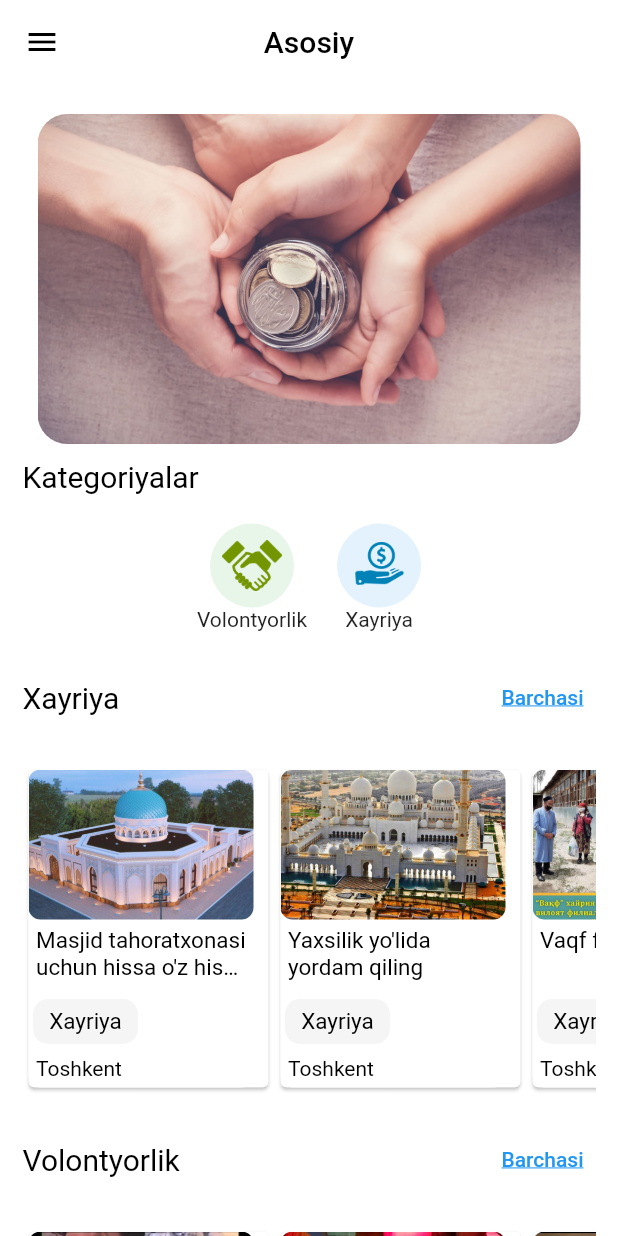
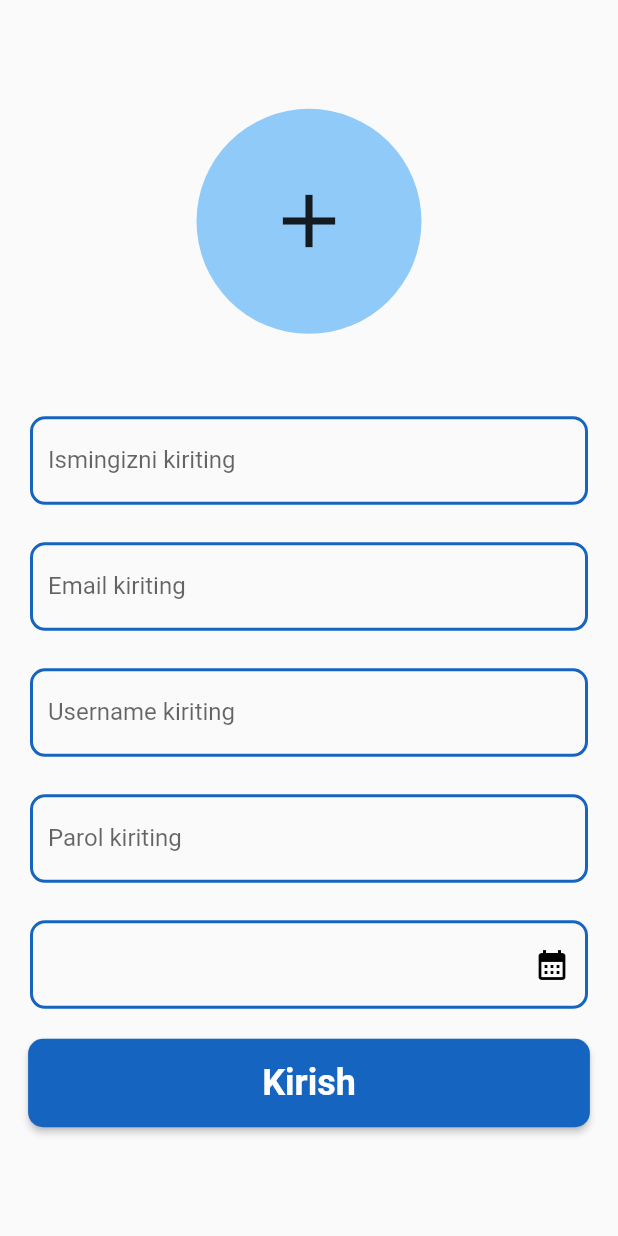
Before and after one commit to ArturSadulloyev/saxovat, a Flutter app: the screen it shows after launch, on a phone screen of 412 x 824 dp. Run offline on Flutter 3.47's test engine with Material 2 defaults, Android fonts, the phone set to English and light mode, and no system bars; our stand-ins replace firebase_auth, firebase_core, firebase_database, image_picker, mask_text_input_formatter; missing offline and left inert: firebase_auth_platform_interface, intro_screen_onboarding_flutter, swipe_image_gallery; accounts and stored records are empty.

Commit message:
10.25.2023 244

```diff
--- a/lib/app.dart
+++ b/lib/app.dart
@@ -1,10 +1,13 @@
 import 'package:flutter/material.dart';
 import 'package:saxovat/pages/add_charity_page.dart';
+import 'package:saxovat/pages/contact_page.dart';
 import 'package:saxovat/pages/faq_page.dart';
 import 'package:saxovat/pages/home_page.dart';
+import 'package:saxovat/pages/login_page.dart';
 import 'package:saxovat/pages/phone_auth_page.dart';
 import 'package:saxovat/pages/profile_page.dart';
 import 'package:saxovat/pages/select_language_page.dart';
+import 'package:saxovat/pages/sign_up_page.dart';
 import 'package:saxovat/pages/splash_page.dart';
 import 'package:saxovat/views/home_page/category_btn.dart';
 
@@ -15,7 +18,7 @@ class MyApp extends StatelessWidget {
   Widget build(BuildContext context) {
     return  MaterialApp(
       debugShowCheckedModeBanner: false,
-      home: HomePage(),
+      home: SignUpPage(),
     );
   }
 }
--- a/lib/models/user_model.dart
+++ b/lib/models/user_model.dart
@@ -4,7 +4,9 @@ class User {
   final String uid;
   final String phoneNumber;
   final String name;
-  final String surname;
+  final String email;
+  final String username;
+  final String password;
   final String? userImage;
   final List<Charity> favoriteList;
   final DateTime dateOfBirth;
@@ -12,8 +14,10 @@ class User {
   User({
     required this.uid,
     required this.phoneNumber,
+    required this.username,
+    required this.password,
     required this.name,
-    required this.surname,
+    required this.email,
     required this.userImage,
     required this.favoriteList,
     required this.dateOfBirth,
@@ -25,7 +29,9 @@ class User {
       uid: json["uid"] as String,
       phoneNumber: json["phoneNumber"] as String,
       name: json["name"] as String,
-      surname: json["surname"] as String,
+      email: json["email"] as String,
+      password: json["password"] as String,
+      username: json["username"] as String,
       userImage: json["userImage"] as String?,
       favoriteList: (json['favoriteList'] as List)
           .map((e) => Charity.fromJson(e as Map<String, Object?>))
@@ -38,7 +44,9 @@ class User {
       "uid": uid,
       "phoneNumber": phoneNumber,
       "name": name,
-      "surname": surname,
+      "email": email,
+      "password": password,
+      "username": username,
       "userImage": userImage,
       "dateOfBirth": dateOfBirth
     };
--- a/lib/pages/donation_page.dart
+++ b/lib/pages/donation_page.dart
@@ -75,7 +75,7 @@ class _DonationPageState extends State<DonationPage> {
                 child: Container(
                   margin: const EdgeInsets.all(10),
                   child: ListTile(
-                    leading: Image.file(f,fit: BoxFit.cover,),
+                    leading: Image.asset(list[index].imageUrl[0],fit: BoxFit.cover,height: 100,width:100,),
 
 
                     title: Text(
--- /dev/null
+++ b/lib/pages/sign_up_page.dart
@@ -0,0 +1,223 @@
+import 'dart:io';
+
+import 'package:flutter/material.dart';
+import 'package:image_picker/image_picker.dart';
+import 'package:saxovat/pages/phone_auth_page.dart';
+
+import '../services/auth_service.dart';
+
+class SignUpPage extends StatefulWidget {
+  SignUpPage({super.key});
+
+  @override
+  State<SignUpPage> createState() => _SignUpPageState();
+}
+
+class _SignUpPageState extends State<SignUpPage> {
+  TextEditingController phoneController = TextEditingController();
+
+  DateTime selectedDate = DateTime.now();
+  final ImagePicker picker = ImagePicker();
+  File? file;
+
+  TextEditingController birthController = TextEditingController();
+
+  void getImage() async {
+    final xFile = await picker.pickImage(source: ImageSource.gallery);
+    if (xFile != null) {
+      file = File(xFile.path);
+      setState(() {});
+    }
+  }
+
+  @override
+  Widget build(BuildContext context) {
+    return Scaffold(
+      body: Column(
+        mainAxisAlignment: MainAxisAlignment.center,
+        children: [
+          Align(
+            alignment: Alignment.center,
+            child: GestureDetector(
+              onTap: getImage,
+              child: Container(
+                clipBehavior: Clip.antiAlias,
+                height: 150,
+                width: 150,
+                decoration: BoxDecoration(
+                    borderRadius: const BorderRadius.all(Radius.circular(100)),
+                    color: Colors.blue.shade200),
+                child: file == null
+                    ? const Icon(
+                        Icons.add,
+                        size: 60,
+                      )
+                    : Image.file(
+                        file!,
+                        fit: BoxFit.cover,
+                      ),
+              ),
+            ),
+          ),
+          SizedBox(height: 50),
+          Padding(
+            padding:
+                const EdgeInsets.only(left: 20, right: 20, top: 5, bottom: 20),
+            child: TextField(
+              // inputFormatters: [maskFormatter],
+              controller: phoneController,
+              decoration: InputDecoration(
+                label: Text('Ismingizni kiriting'),
+                border: OutlineInputBorder(
+                  borderRadius: BorderRadius.circular(10),
+                  borderSide: const BorderSide(color: Colors.red),
+                ),
+                enabledBorder: OutlineInputBorder(
+                  borderRadius: BorderRadius.circular(10),
+                  borderSide: BorderSide(color: Colors.blue.shade800, width: 2),
+                ),
+              ),
+            ),
+          ),
+          Padding(
+            padding:
+                const EdgeInsets.only(left: 20, right: 20, top: 5, bottom: 20),
+            child: TextField(
+              // inputFormatters: [maskFormatter],
+              controller: phoneController,
+              decoration: InputDecoration(
+                label: Text('Email kiriting'),
+                border: OutlineInputBorder(
+                  borderRadius: BorderRadius.circular(10),
+                  borderSide: const BorderSide(color: Colors.red),
+                ),
+                enabledBorder: OutlineInputBorder(
+                  borderRadius: BorderRadius.circular(10),
+                  borderSide: BorderSide(color: Colors.blue.shade800, width: 2),
+                ),
+              ),
+            ),
+          ),
+          Padding(
+            padding:
+                const EdgeInsets.only(left: 20, right: 20, top: 5, bottom: 20),
+            child: TextField(
+              // inputFormatters: [maskFormatter],
+              controller: phoneController,
+              decoration: InputDecoration(
+                label: Text('Username kiriting'),
+                border: OutlineInputBorder(
+                  borderRadius: BorderRadius.circular(10),
+                  borderSide: const BorderSide(color: Colors.red),
+                ),
+                enabledBorder: OutlineInputBorder(
+                  borderRadius: BorderRadius.circular(10),
+                  borderSide: BorderSide(color: Colors.blue.shade800, width: 2),
+                ),
+              ),
+            ),
+          ),
+          Padding(
+            padding:
+                const EdgeInsets.only(left: 20, right: 20, top: 5, bottom: 20),
+            child: TextField(
+              // inputFormatters: [maskFormatter],
+              controller: phoneController,
+              decoration: InputDecoration(
+                label: Text('Parol kiriting'),
+                border: OutlineInputBorder(
+                  borderRadius: BorderRadius.circular(10),
+                  borderSide: const BorderSide(color: Colors.red),
+                ),
+                enabledBorder: OutlineInputBorder(
+                  borderRadius: BorderRadius.circular(10),
+                  borderSide: BorderSide(color: Colors.blue.shade800, width: 2),
+                ),
+              ),
+            ),
+          ),
+          Padding(
+            padding:
+                const EdgeInsets.only(left: 20, right: 20, top: 5, bottom: 20),
+            child: TextField(
+              // inputFormatters: [maskFormatter],
+              controller: birthController,
+              decoration: InputDecoration(
+                suffixIcon: IconButton(
+                  onPressed: () async {
+                    final DateTime? picked = await showDatePicker(
+                      context: context,
+                      initialDate: selectedDate, // Refer step 1
+                      firstDate: DateTime(2000),
+                      lastDate: DateTime(2025),
+                    );
+
+                    if (picked != null && picked != selectedDate)
+                      setState(() {
+                        selectedDate = picked;
+                      });
+                    birthController.text =
+                        selectedDate.day.toString().padLeft(2, '0') +
+                            '/' +
+                            selectedDate.month.toString().padLeft(2, '0') +
+                            '/' +
+                            selectedDate.year.toString();
+                  },
+                  icon: Icon(
+                    Icons.calendar_month,
+                    color: Colors.black,
+                  ),
+                ),
+                border: OutlineInputBorder(
+                  borderRadius: BorderRadius.circular(10),
+                  borderSide: const BorderSide(color: Colors.red),
+                ),
+                enabledBorder: OutlineInputBorder(
+                  borderRadius: BorderRadius.circular(10),
+                  borderSide: BorderSide(color: Colors.blue.shade800, width: 2),
+                ),
+              ),
+            ),
+          ),
+          ElevatedButton(
+            style: ButtonStyle(
+              fixedSize: MaterialStateProperty.all(
+                Size(MediaQuery.sizeOf(context).width / 1.1,
+                    MediaQuery.sizeOf(context).width / 7),
+              ),
+              backgroundColor: MaterialStateProperty.all(Colors.blue.shade800),
+              shape: MaterialStateProperty.all(
+                const RoundedRectangleBorder(
+                  borderRadius: BorderRadius.all(
+                    Radius.circular(10),
+                  ),
+                ),
+              ),
+            ),
+            onPressed: () {
+
+              if (phoneController.text.trim().length < 13) {
+                ScaffoldMessenger.of(context).showSnackBar(
+                  const SnackBar(
+                    content: Text("Iltimos telefon raqamni to'g'ri kiriting"),
+                  ),
+                );
+              } else {
+               /// # TODO
+
+
+              }
+            },
+            child: const Text(
+              "Kirish",
+              style: TextStyle(
+                fontSize: 24,
+                fontWeight: FontWeight.bold,
+              ),
+            ),
+          ),
+        ],
+      ),
+    );
+  }
+}
--- a/lib/services/database_service.dart
+++ b/lib/services/database_service.dart
@@ -18,27 +18,27 @@ final userList = [
     uid: '1',
     phoneNumber: '+998941289262',
     name: 'Sukhrob',
-    surname: 'Gaybullaev',
+    email: 'Gaybullaev@gmail.com',
     userImage: 'assets/images/users/photo_2023-09-21_10-16-35.jpg',
-    dateOfBirth: DateTime(1992, 04, 21), favoriteList: [],
+    dateOfBirth: DateTime(1992, 04, 21), favoriteList: [], username: 'sukhrob', password: '123123',
 
   ),
   User(
     uid: '2',
     phoneNumber: '+998946963252',
     name: 'Alisher',
-    surname: 'Sadullayev',
+    email: 'Sadullayev@gmail.com',
     userImage: "assets/images/users/Alisher_Sa'dullayev._2022.jpg",
-    dateOfBirth: DateTime(1998, 01, 14), favoriteList: [],
+    dateOfBirth: DateTime(1998, 01, 14), favoriteList: [], username: 'alisher', password: '123123',
 
   ),
   User(
     uid: '3',
     phoneNumber: '+998941254585',
     name: 'Odilbek',
-    surname: 'Ibrohimov',
+    email: 'Ibrohimov@gmail.com',
     userImage: 'assets/images/users/083A3087.JPG',
-    dateOfBirth: DateTime(2002, 08, 27), favoriteList: [],
+    dateOfBirth: DateTime(2002, 08, 27), favoriteList: [], username: 'odil', password: '123123',
   ),
 ];
 
--- a/pubspec.yaml
+++ b/pubspec.yaml
@@ -21,6 +21,10 @@ dependencies:
   firebase_auth: ^4.11.1
   firebase_auth_platform_interface: ^7.0.1
   swipe_image_gallery: ^0.8.3
+  firebase_database: ^10.2.5
+  firebase_storage: ^11.2.7
+
+
 
 dev_dependencies:
   flutter_test:
```
Also changed, not shown: lib/pages/login_page.dart (+42 -2 lines), lib/services/auth_service.dart (renamed from lib/services/phone_auth_service.dart, +23 -4 lines), lib/services/db_services.dart (added, +46 -0 lines), pubspec.lock.
